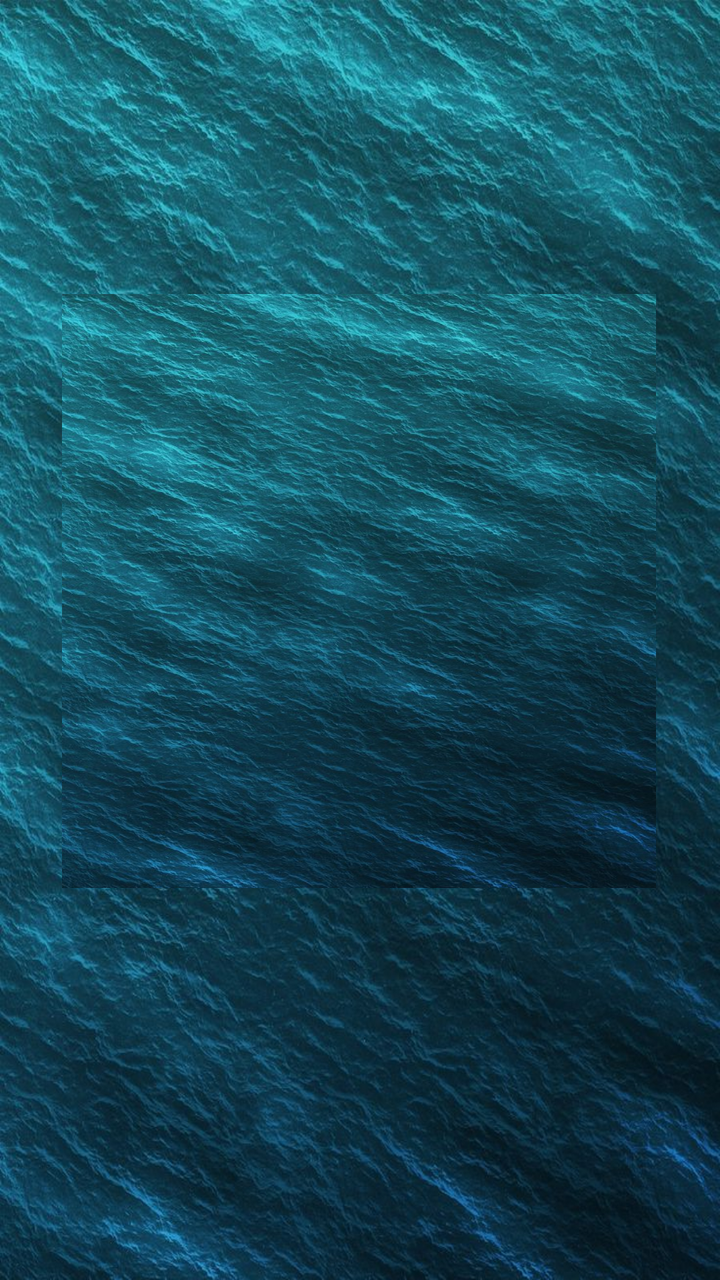
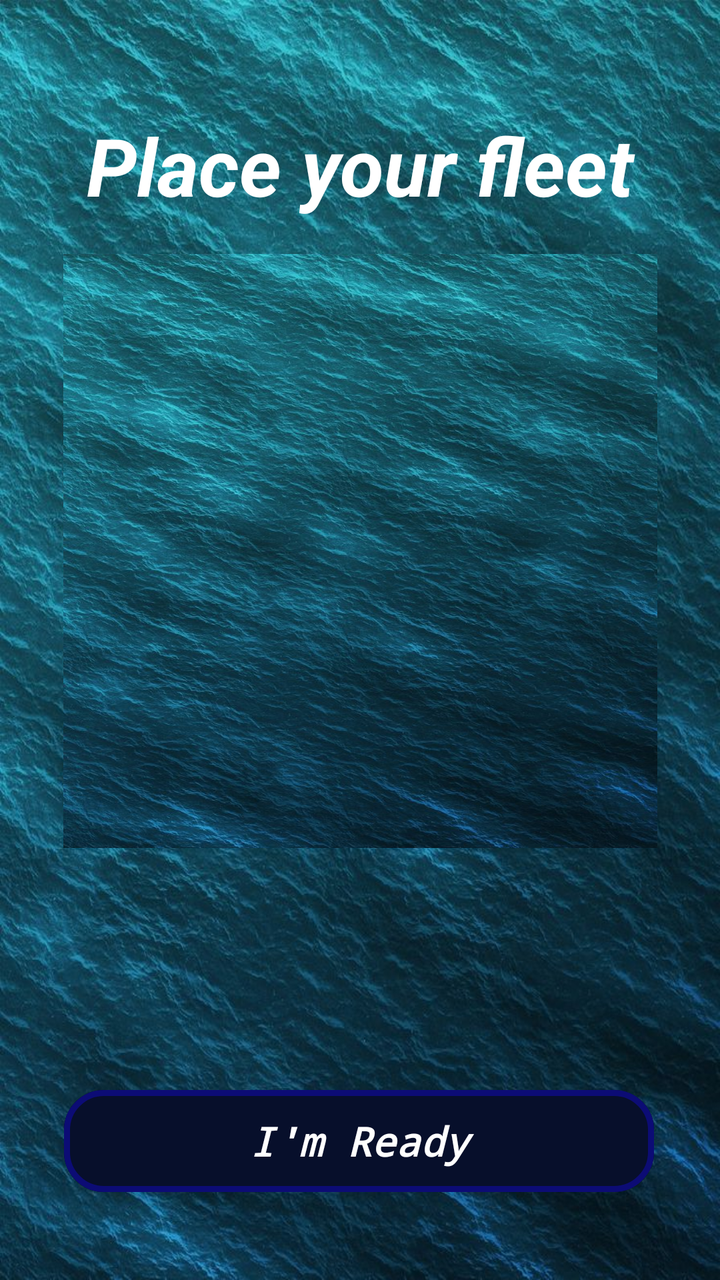

Screens rendered from an Android XML layout before and after an edit, with the pre-edit source and the edit as a unified diff.
<!-- AndroidManifest.xml: application theme Theme.BattleshipClient -->
<!-- res/layout/activity_place_ships.xml -->
<?xml version="1.0" encoding="utf-8"?>
<androidx.constraintlayout.widget.ConstraintLayout xmlns:android="http://schemas.android.com/apk/res/android"
    xmlns:app="http://schemas.android.com/apk/res-auto"
    xmlns:tools="http://schemas.android.com/tools"
    android:id="@+id/main"
    android:layout_width="match_parent"
    android:layout_height="match_parent"
    android:background="@drawable/sea_water_background"
    tools:context=".view.leaderboardAndStats">

    <TextView
        android:id="@+id/placeFleet"
        android:layout_width="0dp"
        android:layout_height="59dp"
        android:layout_marginTop="44dp"
        android:textAlignment="center"
        android:textColor="@color/white"
        android:textSize="40sp"
        android:textStyle="bold|italic"
        app:autoSizeMaxTextSize="50sp"
        app:autoSizeMinTextSize="20sp"
        app:layout_constraintEnd_toEndOf="parent"
        app:layout_constraintHorizontal_bias="0.0"
        app:layout_constraintStart_toStartOf="parent"
        app:layout_constraintTop_toTopOf="parent" />

    <GridView
        android:id="@+id/myBoard"
        android:layout_width="0dp"
        android:layout_height="297dp"
        android:layout_marginTop="44dp"
        android:background="@drawable/sea_water_background"
        android:columnWidth="40dp"
        android:gravity="center"
        android:horizontalSpacing="1dp"
        android:numColumns="auto_fit"
        android:stretchMode="columnWidth"
        android:verticalSpacing="1dp"
        app:layout_constraintDimensionRatio="1:1"
        app:layout_constraintEnd_toEndOf="parent"
        app:layout_constraintHorizontal_bias="0.49"
        app:layout_constraintStart_toStartOf="parent"
        app:layout_constraintTop_toBottomOf="@+id/placeFleet"
        />





</androidx.constraintlayout.widget.ConstraintLayout>
<!-- resources referenced by this layout -->
<resources>
  <color name="white">#FFFFFFFF</color>
  <!-- drawable sea_water_background: jpg bitmap (drawable, 176063 bytes) -->
  <style name="Theme.BattleshipClient" parent="Base.Theme.BattleshipClient" />
  <style name="Base.Theme.BattleshipClient" parent="Theme.Material3.DayNight.NoActionBar">
          <item name="colorPrimary">@color/black</item>
          
          
      </style>
  <color name="black">#FF000000</color>
</resources>

<!-- the commit's change to res/layout/activity_place_ships.xml (unified diff, before → after) -->
@@ -6,13 +6,14 @@
     android:layout_width="match_parent"
     android:layout_height="match_parent"
     android:background="@drawable/sea_water_background"
-    tools:context=".view.leaderboardAndStats">
+    tools:context=".view.activities.leaderboardAndStats">
 
     <TextView
         android:id="@+id/placeFleet"
         android:layout_width="0dp"
         android:layout_height="59dp"
-        android:layout_marginTop="44dp"
+        android:layout_marginTop="56dp"
+        android:text="Place your fleet"
         android:textAlignment="center"
         android:textColor="@color/white"
         android:textSize="40sp"
@@ -28,23 +29,42 @@
         android:id="@+id/myBoard"
         android:layout_width="0dp"
         android:layout_height="297dp"
-        android:layout_marginTop="44dp"
+        android:layout_marginTop="12dp"
         android:background="@drawable/sea_water_background"
         android:columnWidth="40dp"
         android:gravity="center"
         android:horizontalSpacing="1dp"
-        android:numColumns="auto_fit"
+        android:numColumns="10"
         android:stretchMode="columnWidth"
         android:verticalSpacing="1dp"
         app:layout_constraintDimensionRatio="1:1"
         app:layout_constraintEnd_toEndOf="parent"
-        app:layout_constraintHorizontal_bias="0.49"
         app:layout_constraintStart_toStartOf="parent"
-        app:layout_constraintTop_toBottomOf="@+id/placeFleet"
-        />
+        app:layout_constraintTop_toBottomOf="@+id/placeFleet" />
 
 
-
-
+    <Button
+        android:id="@+id/ReadyBtnId"
+        android:layout_width="295dp"
+        android:layout_height="59dp"
+        android:layout_marginBottom="40dp"
+        android:backgroundTint="@color/navy"
+        android:cursorVisible="false"
+        android:fontFamily="monospace"
+        android:text="I'm Ready"
+        android:textColor="@color/white"
+        android:textSize="20sp"
+        android:textStyle="bold|italic"
+        app:autoSizeMaxTextSize="20sp"
+        app:autoSizeMinTextSize="12sp"
+        app:autoSizeStepGranularity="2sp"
+        app:autoSizeTextType="uniform"
+        app:cornerRadius="20dp"
+        app:layout_constraintBottom_toBottomOf="parent"
+        app:layout_constraintEnd_toEndOf="parent"
+        app:layout_constraintHorizontal_bias="0.491"
+        app:layout_constraintStart_toStartOf="parent"
+        app:strokeColor="#0C0C75"
+        app:strokeWidth="3dp" />
 
 </androidx.constraintlayout.widget.ConstraintLayout>
<!-- resource entries referenced after the edit -->
@@ -1,5 +1,6 @@
 <!-- resources referenced by this layout -->
 <resources>
+  <color name="navy">#070F2B</color>
   <color name="white">#FFFFFFFF</color>
   <!-- drawable sea_water_background: jpg bitmap (drawable, 176063 bytes) -->
   <style name="Theme.BattleshipClient" parent="Base.Theme.BattleshipClient" />
